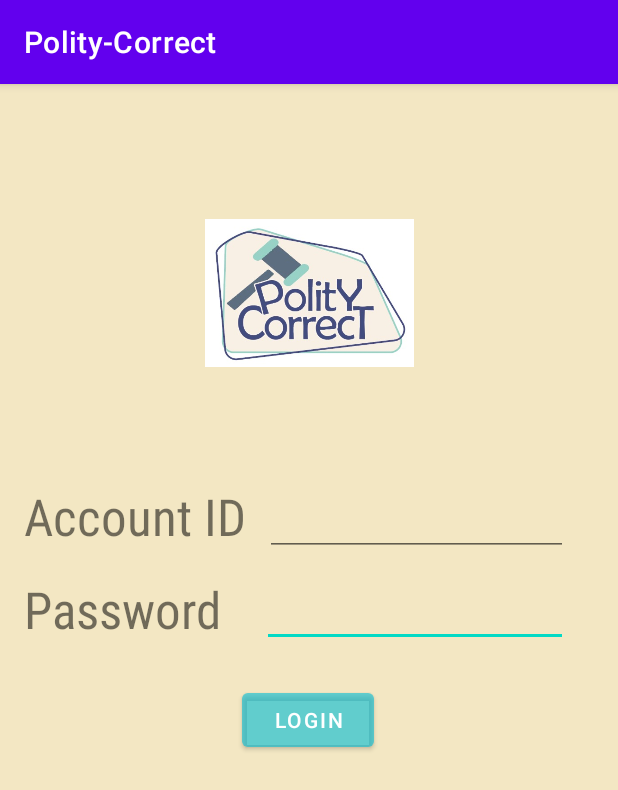
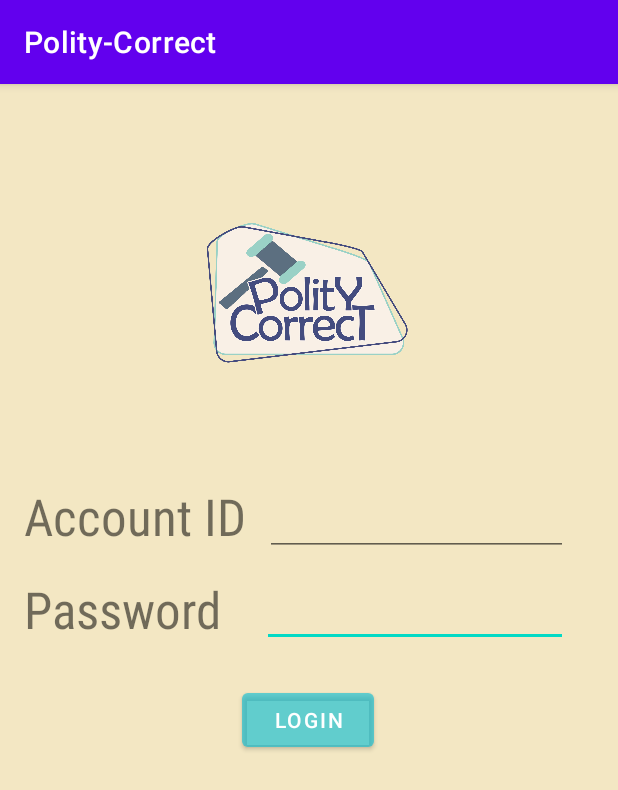
Before and after one commit to Project-Ariel/Polity-Correct, an Android app: the screen it shows after launch (MainActivity), on a phone screen of 412 x 824 dp. Shown: the top 790 px of the screen. Run offline under Robolectric (Android 15) with nearby library versions, the phone set to English and light mode, and no system bars.

Commit message:
update logo- no background

```diff
--- a/app/src/main/res/layout/activity_main.xml
+++ b/app/src/main/res/layout/activity_main.xml
@@ -84,6 +84,6 @@
         app:layout_constraintStart_toStartOf="parent"
         app:layout_constraintTop_toTopOf="parent"
         app:layout_constraintVertical_bias="0.126"
-        app:srcCompat="@drawable/polity_correct_logo" />
+        app:srcCompat="@drawable/logo" />
 
 </androidx.constraintlayout.widget.ConstraintLayout>
```
Also changed, not shown: app/src/main/res/drawable/logo.png (added), app/src/main/res/drawable/polity_correct_logo.jpg (deleted).
